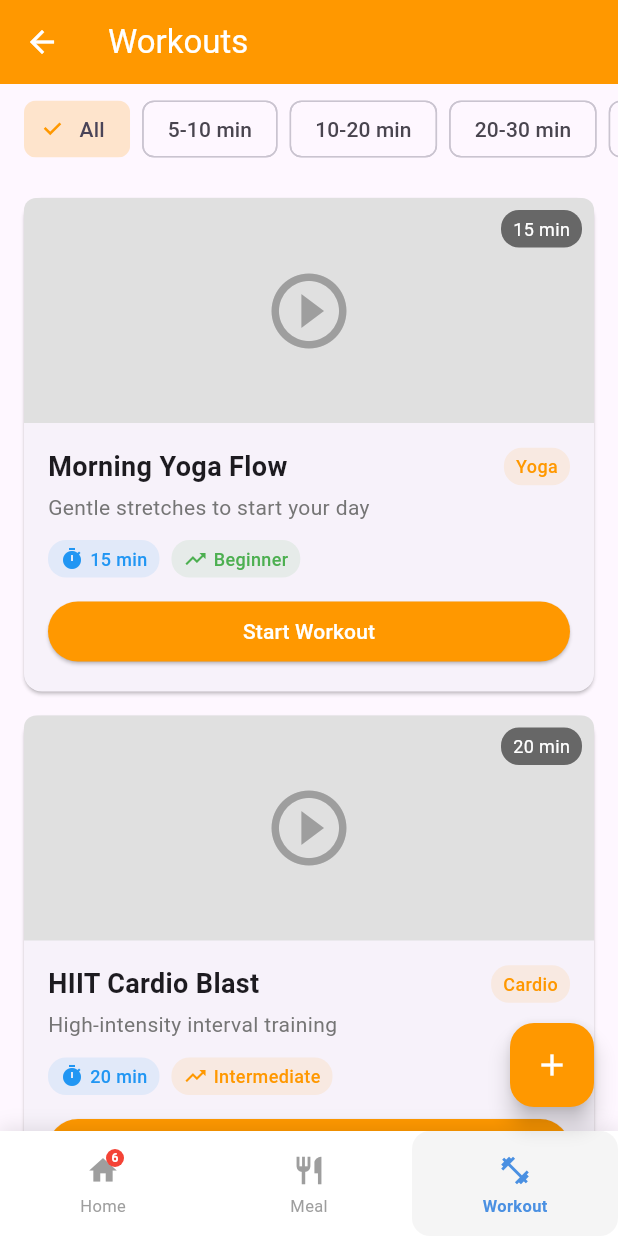
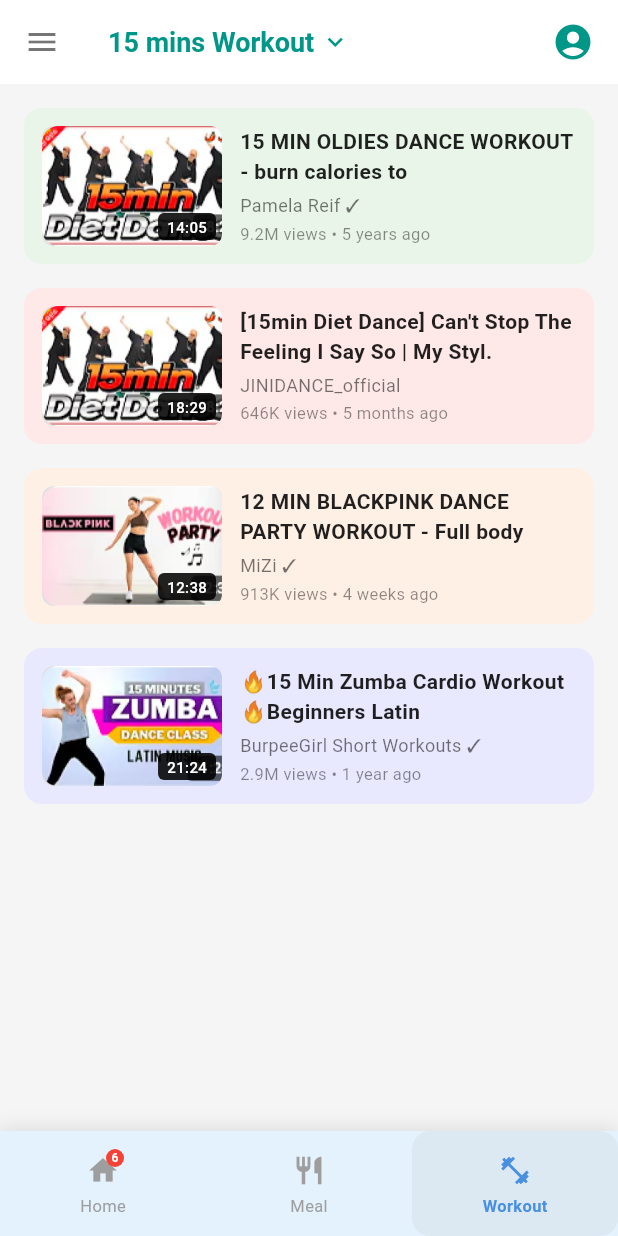
Before and after one commit to wjhhking/fatless, a Flutter app: the WorkoutScreen screen opened by its route, on a phone screen of 412 x 824 dp. Run offline on Flutter 3.47's test engine with Material 3 defaults, Android fonts, the phone set to English and light mode, and no system bars; our stand-ins replace flutter_dotenv, video_player; accounts and stored records are empty.

Commit message:
Fix exercise and nits

```diff
--- a/lib/models/exercise.dart
+++ b/lib/models/exercise.dart
@@ -1,3 +1,5 @@
+import 'package:flutter/material.dart';
+
 class Exercise {
   final String title;
   final String description;
@@ -9,6 +11,10 @@
   final String imagePath;
   final int caloriesBurned;
   final List<String> equipment;
+  final String author;
+  final String views;
+  final String uploadTime;
+  final Color backgroundColor;
 
   Exercise({
     required this.title,
@@ -21,6 +27,10 @@
     this.imagePath = '',
     this.caloriesBurned = 0,
     this.equipment = const [],
+    this.author = '',
+    this.views = '',
+    this.uploadTime = '',
+    this.backgroundColor = const Color(0xFFE3F2FD),
   });
 
   // Get duration as integer for calculations
@@ -47,80 +57,81 @@
 class ExerciseData {
   static final List<Exercise> popularExercises = [
     Exercise(
-      title: 'Morning Yoga Flow',
-      description: 'Gentle stretches to start your day',
-      duration: '15 min',
+      title: '15 MIN OLDIES DANCE WORKOUT - burn calories to',
+      description: 'Pamela Reif',
+      duration: '14:05',
       difficulty: 'Beginner',
-      category: 'Yoga',
+      category: 'Dance',
       videoUrl: 'placeholder',
-      caloriesBurned: 80,
+      caloriesBurned: 150,
+      imagePath: 'assets/images/exercise/diet_dance.png',
+      author: 'Pamela Reif ✓',
+      views: '9.2M views',
+      uploadTime: '5 years ago',
+      backgroundColor: Color(0xFFE8F5E8),
       steps: [
-        'Warm-up breathing (2 minutes)',
-        'Sun salutation sequence (5 minutes)',
-        'Standing poses (5 minutes)',
+        'Warm-up dance moves (3 minutes)',
+        'Oldies dance routine (9 minutes)',
         'Cool-down stretches (3 minutes)',
       ],
-      equipment: ['Yoga mat'],
+      equipment: [],
     ),
     Exercise(
-      title: 'HIIT Cardio Blast',
-      description: 'High-intensity interval training',
-      duration: '20 min',
-      difficulty: 'Intermediate',
-      category: 'Cardio',
+      title: '[15min Diet Dance] Can\'t Stop The Feeling I Say So | My Styl.',
+      description: 'JINIDANCE_official',
+      duration: '18:29',
+      difficulty: 'Beginner',
+      category: 'Dance',
       videoUrl: 'placeholder',
-      caloriesBurned: 250,
+      caloriesBurned: 180,
+      imagePath: 'assets/images/exercise/diet_dance.png',
+      author: 'JINIDANCE_official',
+      views: '646K views',
+      uploadTime: '5 months ago',
+      backgroundColor: Color(0xFFFFE8E8),
       steps: [
-        'Warm-up (3 minutes)',
-        'High-intensity intervals (12 minutes)',
-        'Active recovery (3 minutes)',
+        'Warm-up (2 minutes)',
+        'Diet dance routine (14 minutes)',
         'Cool-down (2 minutes)',
       ],
       equipment: [],
     ),
     Exercise(
-      title: 'Core Strengthening',
-      description: 'Build your core muscles',
-      duration: '12 min',
-      difficulty: 'Beginner',
-      category: 'Strength',
+      title: '12 MIN BLACKPINK DANCE PARTY WORKOUT - Full body',
+      description: 'MiZi',
+      duration: '12:38',
+      difficulty: 'Intermediate',
+      category: 'Dance',
       videoUrl: 'placeholder',
-      caloriesBurned: 120,
+      caloriesBurned: 140,
+      imagePath: 'assets/images/exercise/black_pink.png',
+      author: 'MiZi ✓',
+      views: '913K views',
+      uploadTime: '4 weeks ago',
+      backgroundColor: Color(0xFFFFF0E6),
       steps: [
         'Warm-up (2 minutes)',
-        'Plank variations (4 minutes)',
-        'Crunches and sit-ups (4 minutes)',
-        'Stretching (2 minutes)',
+        'BLACKPINK dance workout (8 minutes)',
+        'Cool-down (2 minutes)',
       ],
-      equipment: ['Exercise mat'],
+      equipment: [],
     ),
     Exercise(
-      title: 'Full Body Stretch',
-      description: 'Relax and recover',
-      duration: '25 min',
-      difficulty: 'Beginner',
-      category: 'Flexibility',
-      videoUrl: 'placeholder',
-      caloriesBurned: 60,
-      steps: [
-        'Gentle warm-up (5 minutes)',
-        'Upper body stretches (8 minutes)',
-        'Lower body stretches (8 minutes)',
-        'Relaxation (4 minutes)',
-      ],
-      equipment: ['Yoga mat', 'Pillow'],
-    ),
-    Exercise(
-      title: '15 Min Zumba Cardio Workout',
-      description: 'Beginners Latin BurpeeGirl Short Workouts',
-      duration: '15 min',
+      title: '🔥15 Min Zumba Cardio Workout🔥Beginners Latin',
+      description: 'BurpeeGirl Short Workouts',
+      duration: '21:24',
       difficulty: 'Beginner',
       category: 'Dance',
       videoUrl: 'placeholder',
-      caloriesBurned: 150,
+      caloriesBurned: 200,
+      imagePath: 'assets/images/exercise/zumba.png',
+      author: 'BurpeeGirl Short Workouts ✓',
+      views: '2.9M views',
+      uploadTime: '1 year ago',
+      backgroundColor: Color(0xFFE8E8FF),
       steps: [
         'Warm-up dance moves (3 minutes)',
-        'Latin dance cardio (9 minutes)',
+        'Latin Zumba cardio (15 minutes)',
         'Cool-down stretches (3 minutes)',
       ],
       equipment: [],
--- a/lib/screens/home/home_screen.dart
+++ b/lib/screens/home/home_screen.dart
@@ -192,7 +192,8 @@
                   // TODO: Add edit functionality
                   ScaffoldMessenger.of(context).showSnackBar(
                     const SnackBar(
-                      content: Text('Edit pledge feature coming soon!'),
+                      content: Text('You cannot edit ID and pledge until you lose 5 lbs!'),
+                      backgroundColor: Colors.grey,
                     ),
                   );
                 },
--- a/lib/screens/onboarding/user_survey_screen.dart
+++ b/lib/screens/onboarding/user_survey_screen.dart
@@ -20,11 +20,8 @@
   final _declarationController = TextEditingController();
 
   String _selectedGender = 'Female';
-  String _selectedAvatar = 'avatar1';
   String _selectedMbti = 'ENFP';
   String _selectedRelationshipStatus = "I'm not serious for now";
-
-  final List<String> _avatarOptions = ['avatar1', 'avatar2', 'avatar3'];
   final List<String> _mbtiOptions = [
     'INTJ',
     'INTP',
@@ -165,9 +162,7 @@
                   _buildRelationshipStatusSelector(),
                   const SizedBox(height: 20),
 
-                  _buildSectionTitle('Choose Your Avatar'),
-                  _buildAvatarSelector(),
-                  const SizedBox(height: 20),
+
 
                   if (_exercisePreferences.isNotEmpty ||
                       _dietExperience.isNotEmpty ||
@@ -313,45 +308,7 @@
     );
   }
 
-  Widget _buildAvatarSelector() {
-    return SizedBox(
-      height: 100,
-      child: Row(
-        mainAxisAlignment: MainAxisAlignment.spaceEvenly,
-        children: _avatarOptions.map((avatar) {
-          final isSelected = _selectedAvatar == avatar;
-          return GestureDetector(
-            onTap: () {
-              setState(() {
-                _selectedAvatar = avatar;
-              });
-            },
-            child: Container(
-              width: 80,
-              height: 80,
-              decoration: BoxDecoration(
-                shape: BoxShape.circle,
-                border: Border.all(
-                  color: isSelected
-                      ? const Color(0xFF4A9B8E)
-                      : const Color(0xFFE5E7EB),
-                  width: 3,
-                ),
-                color: const Color(0xFFF9FAFB),
-              ),
-              child: Icon(
-                Icons.person,
-                size: 40,
-                color: isSelected
-                    ? const Color(0xFF4A9B8E)
-                    : const Color(0xFF6B7280),
-              ),
-            ),
-          );
-        }).toList(),
-      ),
-    );
-  }
+
 
   Widget _buildMbtiSelector() {
     return Padding(
@@ -534,7 +491,7 @@
         exercisePreferences: _exercisePreferences,
         dietExperience: _dietExperience,
         quitReasons: _quitReasons,
-        avatar: _selectedAvatar,
+        avatar: 'default',
         weightLossDeclaration: _declarationController.text,
       );
 
--- a/lib/screens/workout/workout_screen.dart
+++ b/lib/screens/workout/workout_screen.dart
@@ -10,185 +10,169 @@
 }
 
 class _WorkoutScreenState extends State<WorkoutScreen> {
-  String _selectedDuration = 'All';
-
-  final List<String> _durationFilters = ['All', '5-10 min', '10-20 min', '20-30 min', '30+ min'];
-
   final List<Exercise> _workouts = ExerciseData.popularExercises;
 
   @override
   Widget build(BuildContext context) {
     return Scaffold(
       appBar: AppBar(
-        title: const Text('Workouts'),
-        backgroundColor: Colors.orange,
-        foregroundColor: Colors.white,
+        title: Row(
+          children: [
+            const Text(
+              '15 mins Workout',
+              style: TextStyle(
+                fontSize: 18,
+                fontWeight: FontWeight.w600,
+                color: Colors.teal,
               ),
-      body: Column(
-        children: [
-          _buildDurationFilter(),
-          Expanded(
-            child: ListView.builder(
-              padding: const EdgeInsets.all(16),
-              itemCount: _filteredWorkouts.length,
-              itemBuilder: (context, index) {
-                return _buildWorkoutCard(_filteredWorkouts[index]);
-              },
+            ),
+            const SizedBox(width: 4),
+            const Icon(
+              Icons.keyboard_arrow_down,
+              color: Colors.teal,
+              size: 20,
+            ),
+          ],
+        ),
+        backgroundColor: Colors.white,
+        elevation: 0,
+        leading: IconButton(
+          icon: const Icon(Icons.menu, color: Colors.black54),
+          onPressed: () {},
+        ),
+        actions: [
+          Container(
+            margin: const EdgeInsets.only(right: 16),
+            child: const Icon(
+              Icons.account_circle,
+              color: Colors.teal,
+              size: 28,
             ),
           ),
         ],
       ),
-      floatingActionButton: FloatingActionButton(
-        onPressed: () {
-          ScaffoldMessenger.of(context).showSnackBar(
-            const SnackBar(content: Text('Add workout feature coming soon!')),
-          );
+      backgroundColor: const Color(0xFFF5F5F5),
+      body: ListView.builder(
+        padding: const EdgeInsets.all(16),
+        itemCount: _workouts.length,
+        itemBuilder: (context, index) {
+          return _buildWorkoutCard(_workouts[index]);
         },
-        backgroundColor: Colors.orange,
-        child: const Icon(Icons.add, color: Colors.white),
       ),
       bottomNavigationBar: const BottomNavigationWidget(currentRoute: '/workout'),
     );
   }
 
-  List<Exercise> get _filteredWorkouts {
-    if (_selectedDuration == 'All') return _workouts;
 
-    return _workouts.where((workout) {
-      final duration = workout.durationAsInt;
-      switch (_selectedDuration) {
-        case '5-10 min':
-          return duration >= 5 && duration <= 10;
-        case '10-20 min':
-          return duration >= 10 && duration <= 20;
-        case '20-30 min':
-          return duration >= 20 && duration <= 30;
-        case '30+ min':
-          return duration >= 30;
-        default:
-          return true;
-      }
-    }).toList();
-  }
 
-  Widget _buildDurationFilter() {
+  Widget _buildWorkoutCard(Exercise workout) {
+    return GestureDetector(
+      onTap: () => _showWorkoutDetails(workout),
+      child: Container(
+        margin: const EdgeInsets.only(bottom: 16),
+        decoration: BoxDecoration(
+          color: workout.backgroundColor,
+          borderRadius: BorderRadius.circular(12),
+        ),
+        child: Padding(
+          padding: const EdgeInsets.all(12),
+          child: Row(
+            children: [
+              // Thumbnail image
+              Container(
+                width: 120,
+                height: 80,
+                decoration: BoxDecoration(
+                  borderRadius: BorderRadius.circular(8),
+                  color: Colors.grey[300],
+                ),
+                child: Stack(
+                  children: [
+                    ClipRRect(
+                      borderRadius: BorderRadius.circular(8),
+                      child: workout.imagePath.isNotEmpty
+                          ? Image.asset(
+                              workout.imagePath,
+                              width: 120,
+                              height: 80,
+                              fit: BoxFit.cover,
+                              alignment: Alignment.centerLeft,
+                              errorBuilder: (context, error, stackTrace) {
                                 return Container(
-      height: 60,
-      padding: const EdgeInsets.symmetric(vertical: 8),
-      child: ListView.builder(
-        scrollDirection: Axis.horizontal,
-        padding: const EdgeInsets.symmetric(horizontal: 16),
-        itemCount: _durationFilters.length,
-        itemBuilder: (context, index) {
-          final filter = _durationFilters[index];
-          final isSelected = _selectedDuration == filter;
-
-          return Padding(
-            padding: const EdgeInsets.only(right: 8),
-            child: FilterChip(
-              label: Text(filter),
-              selected: isSelected,
-              onSelected: (selected) {
-                setState(() {
-                  _selectedDuration = filter;
-                });
-              },
-              selectedColor: Colors.orange.withOpacity(0.2),
-              checkmarkColor: Colors.orange,
+                                  width: 120,
+                                  height: 80,
+                                  color: Colors.grey[300],
+                                  child: const Icon(
+                                    Icons.image_not_supported,
+                                    color: Colors.grey,
                                   ),
                                 );
                               },
-      ),
-    );
-  }
-
-  Widget _buildWorkoutCard(Exercise workout) {
-    return Card(
-      margin: const EdgeInsets.only(bottom: 16),
-      child: Column(
-        crossAxisAlignment: CrossAxisAlignment.start,
-        children: [
-          Container(
-            height: 150,
-            width: double.infinity,
-            decoration: BoxDecoration(
+                            )
+                          : Container(
+                              width: 120,
+                              height: 80,
                               color: Colors.grey[300],
-              borderRadius: const BorderRadius.vertical(top: Radius.circular(8)),
-            ),
-            child: Stack(
-              children: [
-                const Center(
-                  child: Icon(
+                              child: const Icon(
                                 Icons.play_circle_outline,
-                    size: 60,
+                                size: 40,
                                 color: Colors.grey,
                               ),
                             ),
+                    ),
+                    // Duration badge
                     Positioned(
-                  top: 8,
-                  right: 8,
+                      bottom: 4,
+                      right: 4,
                       child: Container(
-                    padding: const EdgeInsets.symmetric(horizontal: 8, vertical: 4),
+                        padding: const EdgeInsets.symmetric(horizontal: 6, vertical: 2),
                         decoration: BoxDecoration(
-                      color: Colors.black54,
-                      borderRadius: BorderRadius.circular(12),
+                          color: Colors.black87,
+                          borderRadius: BorderRadius.circular(4),
                         ),
                         child: Text(
                           workout.duration,
-                      style: const TextStyle(color: Colors.white, fontSize: 12),
+                          style: const TextStyle(
+                            color: Colors.white,
+                            fontSize: 10,
+                            fontWeight: FontWeight.w500,
+                          ),
                         ),
                       ),
                     ),
                   ],
                 ),
               ),
-          Padding(
-            padding: const EdgeInsets.all(16),
+              const SizedBox(width: 12),
+              // Content
+              Expanded(
                 child: Column(
                   crossAxisAlignment: CrossAxisAlignment.start,
                   children: [
-                Row(
-                  children: [
-                    Expanded(
-                      child: Text(
+                    Text(
                       workout.title,
                       style: const TextStyle(
-                          fontSize: 18,
-                          fontWeight: FontWeight.bold,
+                        fontSize: 14,
+                        fontWeight: FontWeight.w600,
+                        color: Colors.black87,
                       ),
-                      ),
-                    ),
-                    _buildCategoryChip(workout.category),
-                  ],
+                      maxLines: 2,
+                      overflow: TextOverflow.ellipsis,
                     ),
                     const SizedBox(height: 4),
                     Text(
-                  workout.description,
-                  style: TextStyle(
-                    color: Colors.grey[600],
-                    fontSize: 14,
+                      workout.author,
+                      style: const TextStyle(
+                        fontSize: 12,
+                        color: Colors.black54,
                       ),
                     ),
-                const SizedBox(height: 12),
-                Row(
-                  children: [
-                    _buildInfoChip(Icons.timer, workout.duration, Colors.blue),
-                    const SizedBox(width: 8),
-                    _buildInfoChip(Icons.trending_up, workout.difficulty, _getDifficultyColor(workout.difficulty)),
-                  ],
-                ),
-                const SizedBox(height: 12),
-                SizedBox(
-                  width: double.infinity,
-                  child: ElevatedButton(
-                    onPressed: () {
-                      _showWorkoutDetails(workout);
-                    },
-                    style: ElevatedButton.styleFrom(
-                      backgroundColor: Colors.orange,
-                      foregroundColor: Colors.white,
-                    ),
-                    child: const Text('Start Workout'),
+                    const SizedBox(height: 2),
+                    Text(
+                      '${workout.views} • ${workout.uploadTime}',
+                      style: const TextStyle(
+                        fontSize: 11,
+                        color: Colors.black45,
                       ),
                     ),
                   ],
@@ -196,59 +180,9 @@
               ),
             ],
           ),
-    );
-  }
-
-  Widget _buildCategoryChip(String category) {
-    return Container(
-      padding: const EdgeInsets.symmetric(horizontal: 8, vertical: 4),
-      decoration: BoxDecoration(
-        color: Colors.orange.withOpacity(0.1),
-        borderRadius: BorderRadius.circular(12),
-      ),
-      child: Text(
-        category,
-        style: const TextStyle(
-          color: Colors.orange,
-          fontSize: 12,
-          fontWeight: FontWeight.w500,
         ),
       ),
     );
-  }
-
-  Widget _buildInfoChip(IconData icon, String text, Color color) {
-    return Container(
-      padding: const EdgeInsets.symmetric(horizontal: 8, vertical: 4),
-      decoration: BoxDecoration(
-        color: color.withOpacity(0.1),
-        borderRadius: BorderRadius.circular(12),
-      ),
-      child: Row(
-        mainAxisSize: MainAxisSize.min,
-        children: [
-          Icon(icon, size: 16, color: color),
-          const SizedBox(width: 4),
-          Text(
-            text,
-            style: TextStyle(color: color, fontSize: 12, fontWeight: FontWeight.w500),
-          ),
-        ],
-      ),
-    );
-  }
-
-  Color _getDifficultyColor(String difficulty) {
-    switch (difficulty.toLowerCase()) {
-      case 'beginner':
-        return Colors.green;
-      case 'intermediate':
-        return Colors.orange;
-      case 'advanced':
-        return Colors.red;
-      default:
-        return Colors.grey;
-    }
   }
 
   void _showWorkoutDetails(Exercise workout) {
@@ -267,17 +201,40 @@
             ),
             const SizedBox(height: 10),
             Text(
-              workout.description,
+              workout.author,
               style: TextStyle(color: Colors.grey[600], fontSize: 16),
+            ),
+            const SizedBox(height: 10),
+            Text(
+              '${workout.views} • ${workout.uploadTime}',
+              style: TextStyle(color: Colors.grey[500], fontSize: 14),
             ),
             const SizedBox(height: 20),
             Row(
               children: [
-                _buildInfoChip(Icons.timer, workout.duration, Colors.blue),
+                Container(
+                  padding: const EdgeInsets.symmetric(horizontal: 12, vertical: 6),
+                  decoration: BoxDecoration(
+                    color: Colors.blue.withOpacity(0.1),
+                    borderRadius: BorderRadius.circular(12),
+                  ),
+                  child: Text(
+                    workout.duration,
+                    style: const TextStyle(color: Colors.blue, fontSize: 12),
+                  ),
+                ),
                 const SizedBox(width: 8),
-                _buildInfoChip(Icons.trending_up, workout.difficulty, _getDifficultyColor(workout.difficulty)),
-                const SizedBox(width: 8),
-                _buildCategoryChip(workout.category),
+                Container(
+                  padding: const EdgeInsets.symmetric(horizontal: 12, vertical: 6),
+                  decoration: BoxDecoration(
+                    color: Colors.orange.withOpacity(0.1),
+                    borderRadius: BorderRadius.circular(12),
+                  ),
+                  child: Text(
+                    workout.category,
+                    style: const TextStyle(color: Colors.orange, fontSize: 12),
+                  ),
+                ),
               ],
             ),
             const SizedBox(height: 20),
@@ -298,7 +255,7 @@
                   );
                 },
                 style: ElevatedButton.styleFrom(
-                  backgroundColor: Colors.orange,
+                  backgroundColor: Colors.teal,
                   foregroundColor: Colors.white,
                   padding: const EdgeInsets.symmetric(vertical: 15),
                 ),
--- a/lib/widgets/common/bottom_navigation_widget.dart
+++ b/lib/widgets/common/bottom_navigation_widget.dart
@@ -13,7 +13,7 @@
     return Container(
       height: 70, // Reduced from 100 to 70
       decoration: BoxDecoration(
-        color: Colors.white,
+        color: const Color(0xFFE3F2FD), // Light blue background
         boxShadow: [
           BoxShadow(
             color: Colors.black.withOpacity(0.1),
--- a/pubspec.yaml
+++ b/pubspec.yaml
@@ -79,6 +79,7 @@
   # To add assets to your application, add an assets section, like this:
   assets:
     - assets/images/
+    - assets/images/exercise/
     - assets/videos/
     - .env
 
```
Lines whose indentation alone changed are shown as unchanged.
